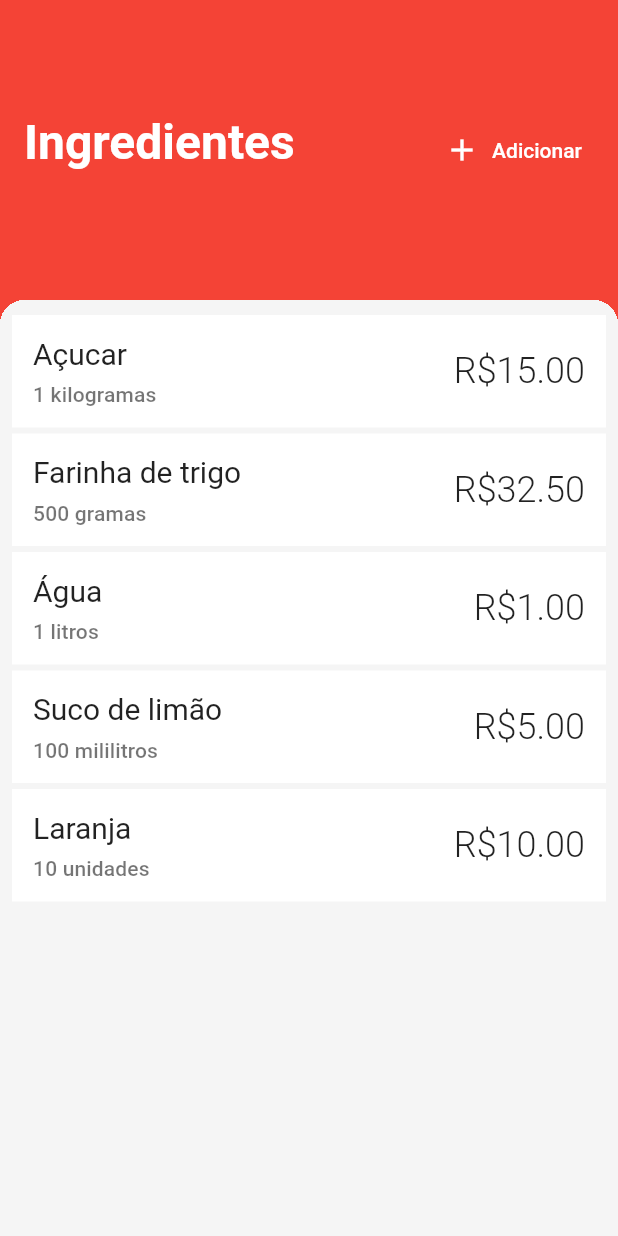
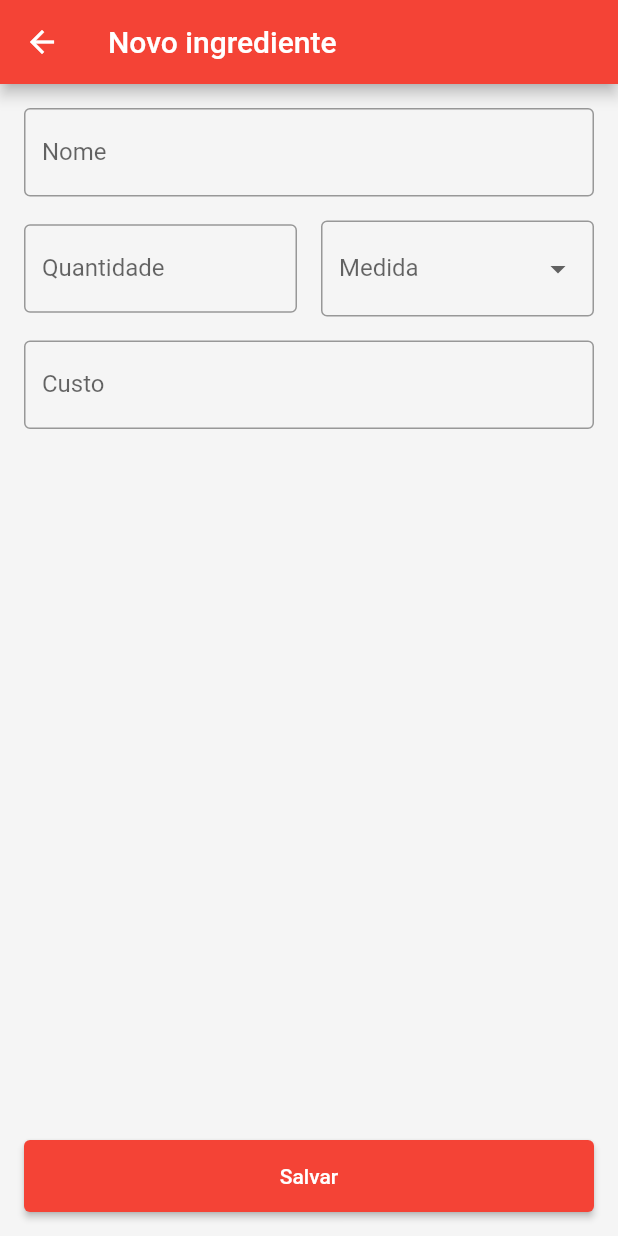
Before and after one commit to gustavo-hillesheim/kitchen_helper, a Flutter app: the IngredientsListScreen screen opened by its route, after a tap on "Adicionar", on a phone screen of 412 x 824 dp. Run offline on Flutter 3.47's test engine with Material 2 defaults, Android fonts, the phone set to English and light mode, and no system bars; our stand-ins replace equatable, flutter_modular, fpdart, sqflite, synchronized; accounts and stored records are empty; generated files the repository leaves out were written again.

Commit message:
Created EditIngredientScreen

```diff
--- a/lib/app_module.dart
+++ b/lib/app_module.dart
@@ -1,4 +1,5 @@
 import 'package:flutter_modular/flutter_modular.dart';
+import 'package:kitchen_helper/presenter/screens/edit_ingredient/edit_ingredient_screen.dart';
 import 'package:kitchen_helper/presenter/screens/menu/menu_screen.dart';
 
 import 'presenter/screens/ingredients_list/ingredients_list_screen.dart';
@@ -7,7 +8,8 @@ class AppModule extends Module {
   @override
   List<ModularRoute> get routes => [
         ChildRoute(Modular.initialRoute, child: (_, __) => const MenuScreen()),
-        ChildRoute('/ingredients',
-            child: (_, __) => const IngredientsListScreen()),
+        ChildRoute('/ingredients', child: (_, __) => IngredientsListScreen()),
+        ChildRoute('/edit-ingredient',
+            child: (_, __) => EditIngredientScreen()),
       ];
 }
--- /dev/null
+++ b/lib/presenter/screens/edit_ingredient/edit_ingredient_screen.dart
@@ -0,0 +1,103 @@
+import 'package:flutter/material.dart';
+import 'package:flutter_modular/flutter_modular.dart';
+import 'package:kitchen_helper/domain/models/measurement_unit.dart';
+import 'package:kitchen_helper/presenter/widgets/app_text_form_field.dart';
+
+class EditIngredientScreen extends StatefulWidget {
+  const EditIngredientScreen({Key? key}) : super(key: key);
+
+  @override
+  State<EditIngredientScreen> createState() => _EditIngredientScreenState();
+}
+
+class _EditIngredientScreenState extends State<EditIngredientScreen> {
+  final nameController = TextEditingController();
+  final quantityController = TextEditingController();
+  MeasurementUnit? measurementUnit;
+  final priceController = TextEditingController();
+
+  @override
+  Widget build(BuildContext context) {
+    return Scaffold(
+      appBar: AppBar(
+        title: const Text('Novo ingrediente'),
+      ),
+      body: Column(
+        children: [
+          Expanded(
+            child: SingleChildScrollView(
+              child: Padding(
+                padding: const EdgeInsets.all(16),
+                child: Column(
+                  children: [
+                    AppTextFormField(
+                      name: 'Nome',
+                      controller: nameController,
+                    ),
+                    SizedBox(height: 16),
+                    Row(
+                      children: [
+                        Expanded(
+                          child: AppTextFormField.number(
+                            name: 'Quantidade',
+                            controller: quantityController,
+                          ),
+                        ),
+                        const SizedBox(width: 16),
+                        Expanded(
+                          child: DropdownButtonFormField<MeasurementUnit>(
+                            value: measurementUnit,
+                            onChanged: (m) {
+                              setState(() {
+                                measurementUnit = m;
+                              });
+                            },
+                            decoration: const InputDecoration(
+                              label: Text('Medida'),
+                              border: OutlineInputBorder(),
+                            ),
+                            items: MeasurementUnit.values
+                                .map((m) => DropdownMenuItem(
+                                      value: m,
+                                      child: Text(m.label),
+                                    ))
+                                .toList(),
+                          ),
+                        ),
+                      ],
+                    ),
+                    SizedBox(height: 16),
+                    AppTextFormField.number(
+                      name: 'Custo',
+                      controller: priceController,
+                    ),
+                  ],
+                ),
+              ),
+            ),
+          ),
+          Padding(
+            padding: const EdgeInsets.all(16),
+            child: ElevatedButton(
+              style: ButtonStyle(
+                minimumSize: MaterialStateProperty.all(Size.fromHeight(48)),
+              ),
+              onPressed: _save,
+              child: Text('Salvar'),
+            ),
+          ),
+        ],
+      ),
+    );
+  }
+
+  void _save() {
+    /*final ingredient = Ingredient(
+      name: nameController.text,
+      quantity: double.parse(quantityController.text),
+      measurementUnit: measurementUnit!,
+      price: double.parse(priceController.text),
+    );*/
+    Modular.to.pop();
+  }
+}
--- a/lib/presenter/screens/ingredients_list/ingredients_list_screen.dart
+++ b/lib/presenter/screens/ingredients_list/ingredients_list_screen.dart
@@ -1,4 +1,5 @@
 import 'package:flutter/material.dart';
+import 'package:flutter_modular/flutter_modular.dart';
 import 'package:kitchen_helper/domain/models/ingredient.dart';
 import 'package:kitchen_helper/domain/models/measurement_unit.dart';
 import 'package:kitchen_helper/presenter/screens/ingredients_list/widgets/ingredient_list_tile.dart';
@@ -38,16 +39,46 @@ final ingredients = [
   ),
 ];
 
-class IngredientsListScreen extends StatelessWidget {
-  const IngredientsListScreen({Key? key}) : super(key: key);
+class IngredientsListScreen extends StatefulWidget {
+  IngredientsListScreen({Key? key}) : super(key: key);
+
+  @override
+  State<IngredientsListScreen> createState() => _IngredientsListScreenState();
+}
+
+class _IngredientsListScreenState extends State<IngredientsListScreen> {
+  final controller = ScrollController();
+  final addAction = SliverScreenBarAction(
+    icon: Icons.add,
+    label: 'Adicionar',
+    onPressed: () {
+      Modular.to.pushNamed('/edit-ingredient');
+    },
+  );
+  bool isShowingHeader = true;
+
+  @override
+  void initState() {
+    super.initState();
+    controller.addListener(() {
+      setState(() {
+        isShowingHeader = controller.offset <
+            controller.position.maxScrollExtent - kToolbarHeight * 2;
+      });
+    });
+  }
 
   @override
   Widget build(BuildContext context) {
     return Scaffold(
       body: NestedScrollView(
+        controller: controller,
         floatHeaderSlivers: false,
         headerSliverBuilder: (context, __) => [
-          const SliverScreenBar(title: 'Ingredientes'),
+          SliverScreenBar(
+            title: 'Ingredientes',
+            action: addAction,
+          ),
         ],
         body: BottomCard(
           child: ListView.builder(
@@ -60,6 +91,13 @@ class IngredientsListScreen extends StatelessWidget {
           ),
         ),
       ),
+      floatingActionButton: !isShowingHeader
+          ? FloatingActionButton(
+              onPressed: addAction.onPressed,
+              child: Icon(addAction.icon),
+              tooltip: addAction.label,
+            )
+          : null,
     );
   }
 }
--- /dev/null
+++ b/lib/presenter/widgets/app_text_form_field.dart
@@ -0,0 +1,38 @@
+import 'package:flutter/material.dart';
+
+class AppTextFormField extends StatelessWidget {
+  final TextEditingController? controller;
+  final TextInputType? keyboardType;
+  final String name;
+
+  const AppTextFormField({
+    Key? key,
+    required this.name,
+    this.controller,
+    this.keyboardType,
+  }) : super(key: key);
+
+  factory AppTextFormField.number({
+    Key? key,
+    required String name,
+    TextEditingController? controller,
+  }) =>
+      AppTextFormField(
+        key: key,
+        name: name,
+        controller: controller,
+        keyboardType: TextInputType.number,
+      );
+
+  @override
+  Widget build(BuildContext context) {
+    return TextFormField(
+      keyboardType: keyboardType,
+      decoration: InputDecoration(
+        label: Text(name),
+        border: const OutlineInputBorder(),
+      ),
+      controller: controller,
+    );
+  }
+}
```
Also changed, not shown: lib/presenter/widgets/sliver_screen_bar.dart (+22 -4 lines).
